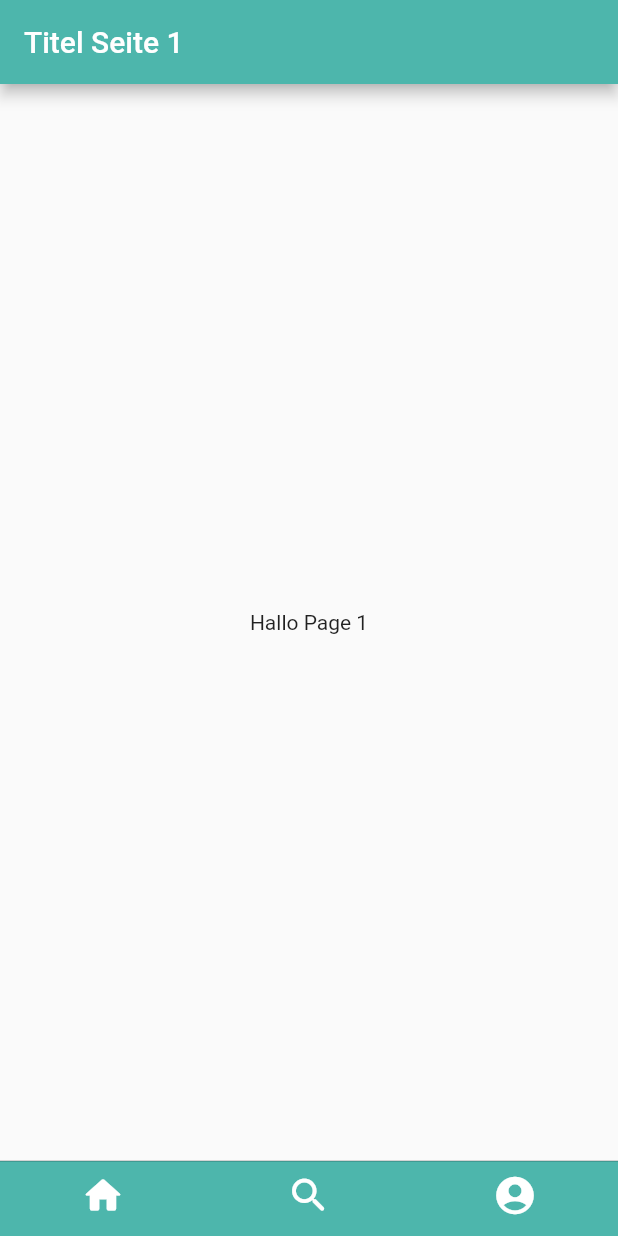
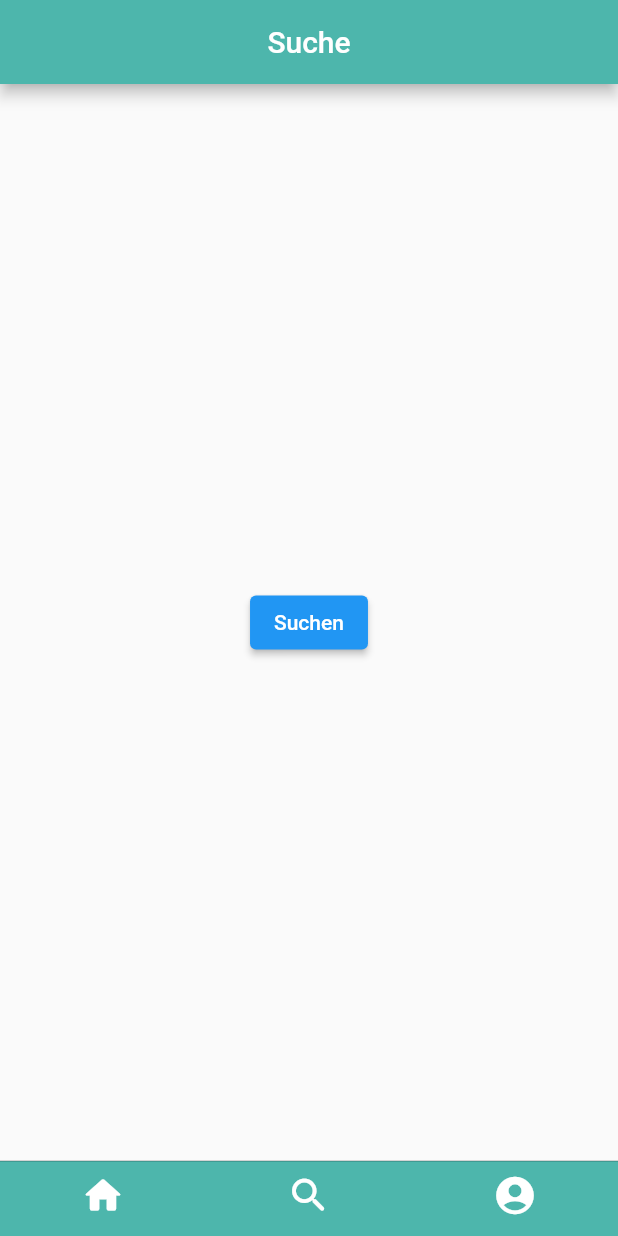
Before and after one commit to lepo-creator/Divily, a Flutter app: the screen it shows after launch, item 2 of the bottom bar chosen, on a phone screen of 412 x 824 dp. Run offline on Flutter 3.47's test engine with Material 2 defaults, Android fonts, the phone set to English and light mode, and no system bars; our stand-ins replace parse_server_sdk_flutter.

Commit message:
import of other dart files

```diff
--- a/lib/main.dart
+++ b/lib/main.dart
@@ -1,3 +1,6 @@
+//file import
+import './pages/page1.dart';
+
 import 'package:flutter/cupertino.dart'; // imports cupertino package for fancy layouts
 import 'package:flutter/material.dart'; // imports material package for material app class
 import 'package:parse_server_sdk_flutter/parse_server_sdk.dart'; // imports Parse Server lib for Back4App
@@ -118,28 +121,7 @@
   }
 }
 
-class Page1 extends StatelessWidget {
-  //Page 1
-  const Page1({Key? key}) : super(key: key);
-
-  @override
-  Widget build(BuildContext context) {
-    return MaterialApp(
-      home: Scaffold(
-        appBar: AppBar(
-          title: const Text('Titel Seite 1'),
-          backgroundColor: Colors.teal.shade300,
-        ),
-        body: const Center(
-          child: Text('Hallo Page 1'),
-        ),
-      ),
-    );
-  }
-}
-
 class Page2 extends StatelessWidget {
-  //Page 2
   const Page2({Key? key}) : super(key: key);
 
   @override
--- /dev/null
+++ b/lib/pages/page1.dart
@@ -0,0 +1,52 @@
+import 'package:flutter/cupertino.dart'; // imports cupertino package for fancy layouts
+import 'package:flutter/material.dart'; // imports material package for material app class
+
+class Page1 extends StatelessWidget {
+  static Route<dynamic> route() {
+    return CupertinoPageRoute(
+      builder: (BuildContext context) {
+        return Page1();
+      },
+    );
+  }
+
+  const Page1({Key? key}) : super(key: key);
+
+  @override
+  Widget build(BuildContext context) {
+    return MaterialApp(
+      home: Scaffold(
+        appBar: AppBar(
+          centerTitle: true,
+          title: const Text('Suche'),
+          backgroundColor: Colors.teal.shade300,
+        ),
+        body: Center(
+            child: ElevatedButton(
+                child: Text('Suchen'),
+                onPressed: () =>
+                    Navigator.of(context).push(SearchPage.route()))),
+      ),
+    );
+  }
+}
+
+class SearchPage extends StatelessWidget {
+  static Route<dynamic> route() {
+    return CupertinoPageRoute(
+      builder: (BuildContext context) {
+        return SearchPage();
+      },
+    );
+  }
+
+  const SearchPage({Key? key}) : super(key: key);
+
+  @override
+  Widget build(BuildContext context) {
+    return Center(
+        child: ElevatedButton(
+            child: const Text('Zurück'),
+            onPressed: () => Navigator.pop(context)));
+  }
+}
```
